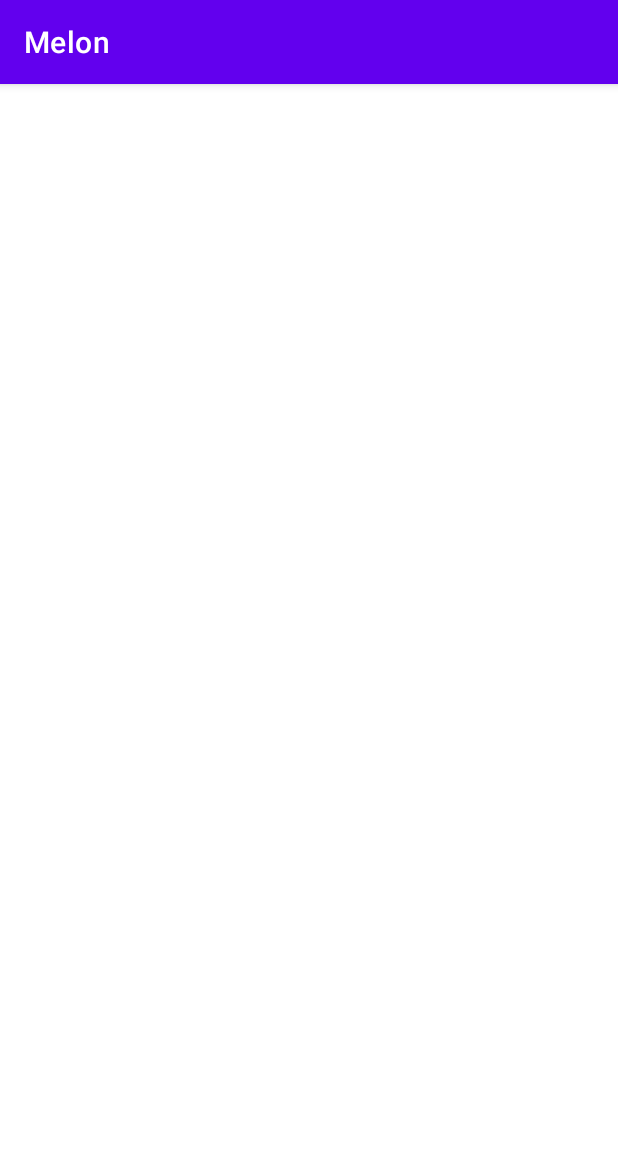
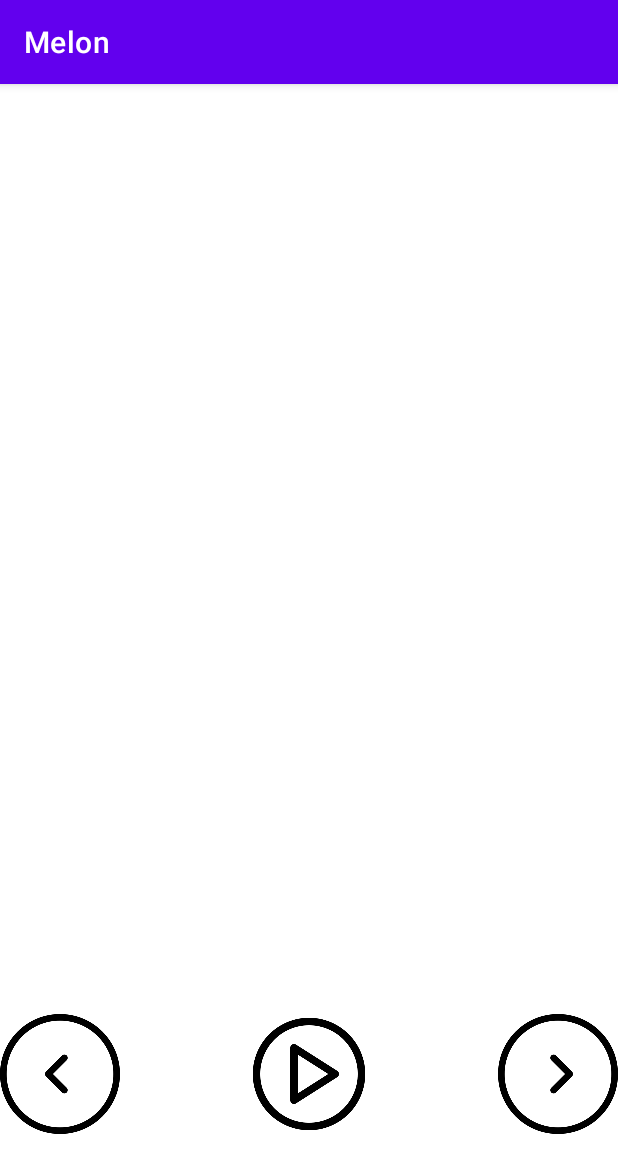
Before and after one commit to diejdkll/Melon, an Android app: the MelonDetailActivity screen opened directly, with no data from a screen before it, on a phone screen of 412 x 824 dp. Shown: the top 1173 px of the screen. Run offline under Robolectric (Android 15) with nearby library versions, the phone set to English and light mode, and no system bars; 1 statement that could not run was skipped.

Commit message:
play & pause click change

```diff
--- a/app/src/main/res/layout/activity_melon_detail.xml
+++ b/app/src/main/res/layout/activity_melon_detail.xml
@@ -1,9 +1,47 @@
 <?xml version="1.0" encoding="utf-8"?>
-<androidx.constraintlayout.widget.ConstraintLayout xmlns:android="http://schemas.android.com/apk/res/android"
+<androidx.appcompat.widget.LinearLayoutCompat xmlns:android="http://schemas.android.com/apk/res/android"
     xmlns:app="http://schemas.android.com/apk/res-auto"
     xmlns:tools="http://schemas.android.com/tools"
     android:layout_width="match_parent"
     android:layout_height="match_parent"
+    android:orientation="vertical"
     tools:context=".MelonDetailActivity">
 
-</androidx.constraintlayout.widget.ConstraintLayout>
+    <ImageView
+        android:id="@+id/thumbnail"
+        android:layout_width="match_parent"
+        android:layout_marginBottom="20dp"
+        android:layout_height="600dp"/>
+
+    <androidx.constraintlayout.widget.ConstraintLayout
+        android:layout_width="match_parent"
+        android:layout_height="wrap_content">
+
+        <ImageView
+            android:id="@+id/back"
+            android:layout_width="80dp"
+            android:layout_height="80dp"
+            app:layout_constraintTop_toTopOf="parent"
+            app:layout_constraintStart_toStartOf="parent"
+            android:src="@drawable/back"/>
+
+        <ImageView
+            android:id="@+id/play"
+            android:layout_width="80dp"
+            android:layout_height="80dp"
+            app:layout_constraintTop_toTopOf="parent"
+            app:layout_constraintStart_toStartOf="parent"
+            app:layout_constraintEnd_toEndOf="parent"
+            android:src="@drawable/play"/>
+
+        <ImageView
+            android:id="@+id/next"
+            android:layout_width="80dp"
+            android:layout_height="80dp"
+            app:layout_constraintTop_toTopOf="parent"
+            app:layout_constraintEnd_toEndOf="parent"
+            android:src="@drawable/next"/>
+
+    </androidx.constraintlayout.widget.ConstraintLayout>
+
+</androidx.appcompat.widget.LinearLayoutCompat>
```
Also changed, not shown: app/src/main/java/com/example/melon/MelonDetailActivity.kt (+27 -1 lines).
